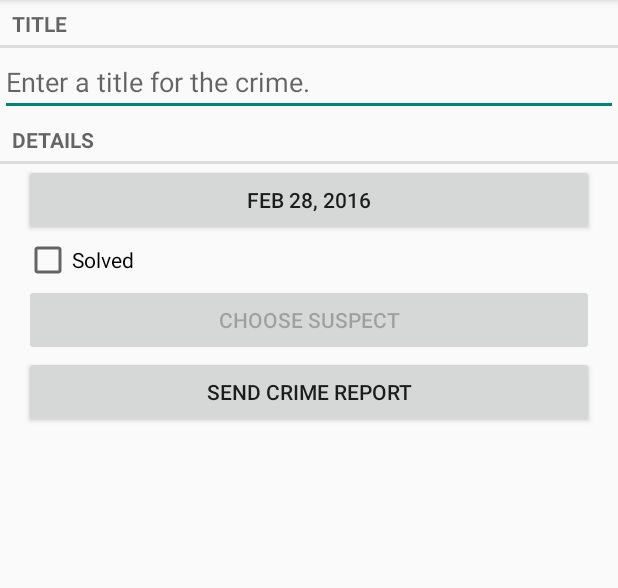
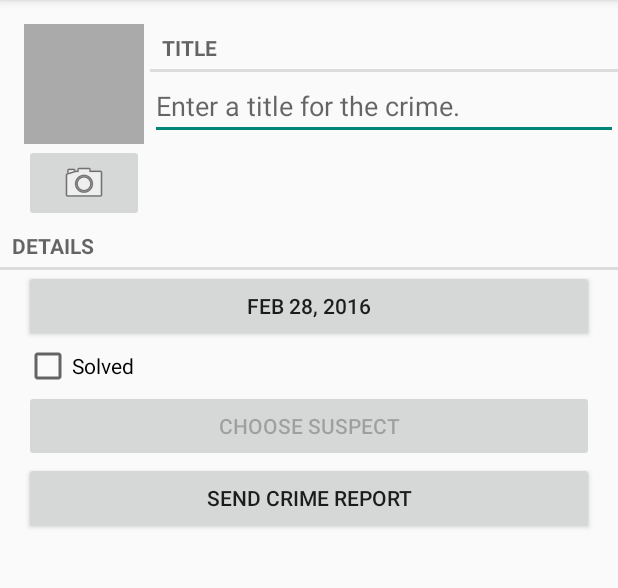
Before and after one commit to jroeckle/NerdRanch_CriminalIntent, an Android app: the CrimeFragment screen opened directly, with no data from a screen before it, on a phone screen of 412 x 824 dp, the part 84-672 px from its top. Run offline under Robolectric (Android 15) with nearby library versions, the phone set to English and light mode, and no system bars.

Commit message:
End of Chapter 16

```diff
--- a/app/src/main/java/com/bignerdranch/android/criminalintent/Crime.java
+++ b/app/src/main/java/com/bignerdranch/android/criminalintent/Crime.java
@@ -57,4 +57,8 @@ public class Crime {
     public void setSuspect(String mSuspect) {
         this.mSuspect = mSuspect;
     }
+
+    public String getPhotoFilename() {
+        return "IMG_" + getId().toString() + ".jpg";
+    }
 }
--- a/app/src/main/java/com/bignerdranch/android/criminalintent/CrimeFragment.java
+++ b/app/src/main/java/com/bignerdranch/android/criminalintent/CrimeFragment.java
@@ -4,9 +4,11 @@ import android.app.Activity;
 import android.content.Intent;
 import android.content.pm.PackageManager;
 import android.database.Cursor;
+import android.graphics.Bitmap;
 import android.net.Uri;
 import android.os.Bundle;
 import android.provider.ContactsContract;
+import android.provider.MediaStore;
 import android.support.v4.app.Fragment;
 import android.support.v4.app.FragmentManager;
 import android.support.v4.app.ShareCompat;
@@ -20,7 +22,11 @@ import android.widget.Button;
 import android.widget.CheckBox;
 import android.widget.CompoundButton;
 import android.widget.EditText;
+import android.widget.ImageButton;
+import android.widget.ImageView;
 
+import java.io.File;
+import java.net.URI;
 import java.util.Date;
 import java.util.UUID;
 
@@ -32,15 +38,19 @@ public class CrimeFragment extends Fragment {
     private static final String ARG_CRIME_ID = "crime_id";
     private static final String DIALOG_DATE = "DialogDate";
 
-    private static final int REQUEST_DATE = 0;
-    private static final int REQUEST_CONTACT = 1;
+    private static final int REQUEST_CODE_DATE = 0;
+    private static final int REQUEST_CODE_CONTACT = 1;
+    private static final int REQUEST_CODE_PHOTO = 2;
 
     private Crime mCrime;
     private EditText mTitleField;
+    private File mPhotoFile;
     private Button mDateButton;
     private CheckBox mSolvedCheckbox;
     private Button mReportButton;
     private Button mSuspectButton;
+    private ImageButton mPhotoButton;
+    private ImageView mPhotoView;
 
     public static CrimeFragment newInstance(UUID crimeId) {
         Bundle args = new Bundle();
@@ -58,7 +68,7 @@ public class CrimeFragment extends Fragment {
         UUID crimeId = (UUID) getArguments().getSerializable(ARG_CRIME_ID);
 
         mCrime = CrimeLab.get(getActivity()).getCrime(crimeId);
-        //mCrime = new Crime();
+        mPhotoFile = CrimeLab.get(getActivity()).getPhotoFile(mCrime);
     }
 
     @Override
@@ -92,7 +102,7 @@ public class CrimeFragment extends Fragment {
                 FragmentManager manager = getFragmentManager();
                 DatePickerFragment dialog = DatePickerFragment
                         .newInstance(mCrime.getDate());
-                dialog.setTargetFragment(CrimeFragment.this, REQUEST_DATE);
+                dialog.setTargetFragment(CrimeFragment.this, REQUEST_CODE_DATE);
                 dialog.show(manager, DIALOG_DATE);
             }
         });
@@ -125,7 +135,7 @@ public class CrimeFragment extends Fragment {
         mSuspectButton.setOnClickListener(new View.OnClickListener() {
             @Override
             public void onClick(View v) {
-                startActivityForResult(pickContactIntent, REQUEST_CONTACT);
+                startActivityForResult(pickContactIntent, REQUEST_CODE_CONTACT);
             }
         });
 
@@ -138,6 +148,28 @@ public class CrimeFragment extends Fragment {
                 PackageManager.MATCH_DEFAULT_ONLY) == null) {
             mSuspectButton.setEnabled(false);
         }
+
+        mPhotoButton = (ImageButton) v.findViewById(R.id.crime_camera);
+        final Intent captureImage = new Intent(MediaStore.ACTION_IMAGE_CAPTURE);
+
+        boolean canTakePhoto = mPhotoFile != null &&
+                captureImage.resolveActivity(packageManager) != null;
+
+        mPhotoButton.setEnabled(canTakePhoto);
+        if(canTakePhoto) {
+            Uri uri = Uri.fromFile(mPhotoFile);
+            captureImage.putExtra(MediaStore.EXTRA_OUTPUT, uri);
+        }
+
+        mPhotoButton.setOnClickListener(new View.OnClickListener() {
+            @Override
+            public void onClick(View v) {
+                startActivityForResult(captureImage, REQUEST_CODE_PHOTO);
+            }
+        });
+
+        mPhotoView = (ImageView) v.findViewById(R.id.crime_photo);
+        updatePhotoView();
 
         return v;
     }
@@ -155,12 +187,12 @@ public class CrimeFragment extends Fragment {
             return;
         }
 
-        if(requestCode == REQUEST_DATE) {
+        if(requestCode == REQUEST_CODE_DATE) {
             Date date = (Date) data
                     .getSerializableExtra(DatePickerFragment.EXTRA_DATE);
             mCrime.setDate(date);
             updateDate();
-        } else if(requestCode == REQUEST_CONTACT) {
+        } else if(requestCode == REQUEST_CODE_CONTACT) {
             Uri contactUri = data.getData();
 
             String[] queryFields = new String[] {
@@ -182,6 +214,8 @@ public class CrimeFragment extends Fragment {
             } finally {
                 c.close();
             }
+        } else if (requestCode == REQUEST_CODE_PHOTO) {
+            updatePhotoView();
         }
     }
 
@@ -212,4 +246,13 @@ public class CrimeFragment extends Fragment {
 
         return report;
     }
+
+    private void updatePhotoView() {
+        if (mPhotoFile == null || !mPhotoFile.exists()) {
+            mPhotoView.setImageDrawable(null);
+        } else {
+            Bitmap bitmap = PictureUtils.getScaledBitamp(mPhotoFile.getPath(), getActivity());
+            mPhotoView.setImageBitmap(bitmap);
+        }
+    }
 }
--- a/app/src/main/java/com/bignerdranch/android/criminalintent/CrimeLab.java
+++ b/app/src/main/java/com/bignerdranch/android/criminalintent/CrimeLab.java
@@ -4,9 +4,11 @@ import android.content.ContentValues;
 import android.content.Context;
 import android.database.Cursor;
 import android.database.sqlite.SQLiteDatabase;
+import android.os.Environment;
 
 import com.bignerdranch.android.criminalintent.CrimeDbSchema.CrimeTable;
 
+import java.io.File;
 import java.util.ArrayList;
 import java.util.List;
 import java.util.UUID;
@@ -68,6 +70,8 @@ public class CrimeLab {
         return crimes;
     }
 
+
+
     public Crime getCrime(UUID id) {
         CrimeCursorWrapper cursor = queryCrimes(
                 CrimeTable.Cols.UUID + " = ?",
@@ -84,6 +88,17 @@ public class CrimeLab {
         } finally {
             cursor.close();
         }
+    }
+
+    public File getPhotoFile(Crime crime) {
+        File externalFilesDir = mContext
+                .getExternalFilesDir(Environment.DIRECTORY_PICTURES);
+
+        if(externalFilesDir == null) {
+            return null;
+        }
+
+        return new File(externalFilesDir, crime.getPhotoFilename());
     }
 
     private CrimeCursorWrapper queryCrimes(String whereClause, String[] whereArgs){
--- a/app/src/main/res/layout-land/fragment_crime.xml
+++ b/app/src/main/res/layout-land/fragment_crime.xml
@@ -2,17 +2,8 @@
 <LinearLayout xmlns:android="http://schemas.android.com/apk/res/android"
     android:orientation="vertical" android:layout_width="match_parent"
     android:layout_height="match_parent">
-    <TextView
-        android:layout_width="match_parent"
-        android:layout_height="wrap_content"
-        android:text="@string/crime_title_label"
-        style="?android:listSeparatorTextViewStyle"
-        />
-    <EditText
-        android:id="@+id/crime_title"
-        android:layout_width="match_parent"
-        android:layout_height="wrap_content"
-        android:hint="@string/crime_title_hint"/>
+    <include layout="@layout/view_camera_and_title"/>
+
     <TextView
         android:layout_width="match_parent"
         android:layout_height="wrap_content"
--- a/app/src/main/res/layout/fragment_crime.xml
+++ b/app/src/main/res/layout/fragment_crime.xml
@@ -2,17 +2,7 @@
 <LinearLayout xmlns:android="http://schemas.android.com/apk/res/android"
     android:orientation="vertical" android:layout_width="match_parent"
     android:layout_height="match_parent">
-    <TextView
-        android:layout_width="match_parent"
-        android:layout_height="wrap_content"
-        android:text="@string/crime_title_label"
-        style="?android:listSeparatorTextViewStyle"
-        />
-    <EditText
-        android:id="@+id/crime_title"
-        android:layout_width="match_parent"
-        android:layout_height="wrap_content"
-        android:hint="@string/crime_title_hint"/>
+    <include layout="@layout/view_camera_and_title"/>
     <TextView
         android:layout_width="match_parent"
         android:layout_height="wrap_content"
--- /dev/null
+++ b/app/src/main/res/layout/view_camera_and_title.xml
@@ -0,0 +1,44 @@
+<?xml version="1.0" encoding="utf-8"?>
+<LinearLayout xmlns:android="http://schemas.android.com/apk/res/android"
+    android:layout_width="match_parent"
+    android:layout_height="wrap_content"
+    android:layout_marginLeft="16dp"
+    android:layout_marginTop="16dp">
+    <LinearLayout
+        android:layout_width="wrap_content"
+        android:layout_height="wrap_content"
+        android:orientation="vertical"
+        android:layout_marginRight="4dp">
+        <ImageView
+            android:id="@+id/crime_photo"
+            android:layout_width="80dp"
+            android:layout_height="80dp"
+            android:scaleType="centerInside"
+            android:background="@android:color/darker_gray"
+            android:cropToPadding="true"
+            />
+        <ImageButton
+            android:id="@+id/crime_camera"
+            android:layout_width="match_parent"
+            android:layout_height="wrap_content"
+            android:src="@android:drawable/ic_menu_camera"
+            />
+    </LinearLayout>
+    <LinearLayout
+        android:layout_width="wrap_content"
+        android:layout_height="wrap_content"
+        android:orientation="vertical"
+        android:layout_weight="1">
+        <TextView
+            android:layout_width="match_parent"
+            android:layout_height="wrap_content"
+            android:text="@string/crime_title_label"
+            style="?android:listSeparatorTextViewStyle"
+            />
+        <EditText
+            android:id="@+id/crime_title"
+            android:layout_width="match_parent"
+            android:layout_height="wrap_content"
+            android:hint="@string/crime_title_hint"/>
+    </LinearLayout>
+</LinearLayout>
```
Also changed, not shown: app/src/main/AndroidManifest.xml (+8 -0 lines), app/src/main/java/com/bignerdranch/android/criminalintent/PictureUtils.java (added, +44 -0 lines).
